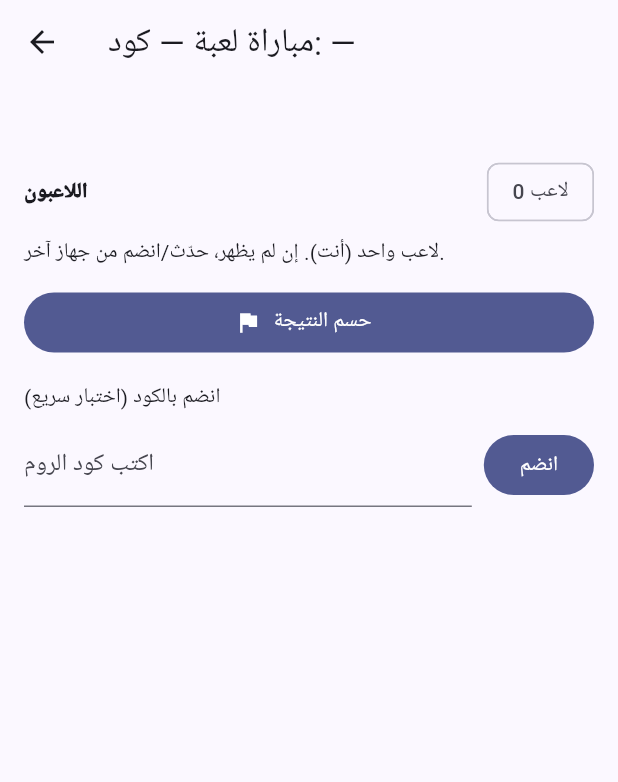
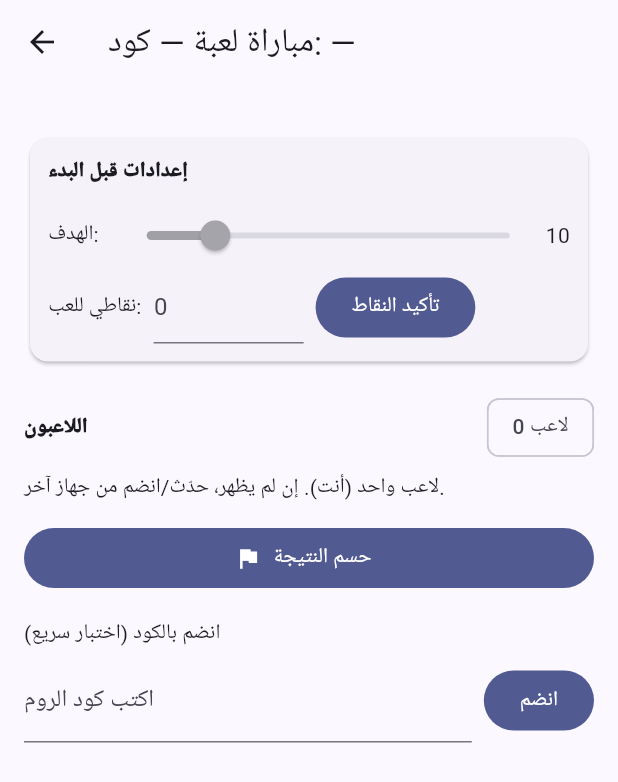
Before and after one commit to enzilyapp-source/inzeli_mvp, a Flutter app: the MatchPage screen opened directly with empty values, on a phone screen of 412 x 824 dp. Shown: the top 782 px of the screen. Run offline on Flutter 3.47's test engine with Material 3 defaults, Android fonts, the light colour scheme and no system bars; our stand-ins replace audioplayers, qr_flutter, shared_preferences; accounts and stored records are empty.

Commit message:
feat: <وصف مختصر للتعديل>

```diff
--- a/lib/pages/match_page.dart
+++ b/lib/pages/match_page.dart
@@ -7,7 +7,7 @@ import '../api_matches.dart';
 
 class MatchPage extends StatefulWidget {
   final AppState app;
-  final Map<String, dynamic>? room; // { code, gameId, players [{user:{id,displayName,email}, userId,..}], hostUserId, ... }
+  final Map<String, dynamic>? room;
   const MatchPage({super.key, required this.app, this.room});
 
   @override
@@ -17,20 +17,15 @@ class MatchPage extends StatefulWidget {
 class _MatchPageState extends State<MatchPage> {
   final _codeCtrl = TextEditingController();
   List<Map<String, dynamic>> players = [];
-  bool loading = false;
-
-  // إعدادات قبل البدء
-  int _target = 10;
-  int _myPoints = 0;
-
-  // اختيار فائز
   String? _winnerUserId;
 
-  // مؤقّت
   Timer? _ticker;
   int _remaining = 0;
   DateTime? _startedAt;
   int? _timerSec;
+
+  int _target = 10;
+  int _myPoints = 0;
 
   @override
   void initState() {
@@ -49,8 +44,6 @@ class _MatchPageState extends State<MatchPage> {
   }
 
   Future<void> _refresh(String code) async {
-    setState(() => loading = true);
-    try {
     final room = await ApiRoom.getRoomByCode(code, token: widget.app.token);
     final p = room['players'];
     if (p is List) players = p.cast<Map<String, dynamic>>();
@@ -58,9 +51,7 @@ class _MatchPageState extends State<MatchPage> {
     final s    = room['startedAt'] as String?;
     _startedAt = s != null ? DateTime.tryParse(s) : null;
     _startTickerIfNeeded();
-    } finally {
-      setState(() => loading = false);
-    }
+    setState(() {});
   }
 
   void _startTickerIfNeeded() {
@@ -85,7 +76,6 @@ class _MatchPageState extends State<MatchPage> {
     final game = (widget.room?['gameId'] ?? widget.app.selectedGame ?? 'لعبة').toString();
     final hostId = widget.room?['hostUserId']?.toString();
     final isHost = widget.app.userId != null && hostId == widget.app.userId;
-    final httpsLink = code.isEmpty ? '' : 'https://inzeli.app/join/$code';
     final onSurface = Theme.of(context).colorScheme.onSurface;
 
     return Scaffold(
@@ -94,7 +84,7 @@ class _MatchPageState extends State<MatchPage> {
         padding: const EdgeInsets.all(16),
         children: [
           if (code.isNotEmpty) ...[
-            Center(child: QrImageView(data: httpsLink, size: 220, backgroundColor: Colors.white)),
+            Center(child: QrImageView(data: 'https://inzeli.app/join/$code', size: 220, backgroundColor: Colors.white)),
             const SizedBox(height: 8),
             SelectableText('كود الروم: $code', textAlign: TextAlign.center),
           ],
@@ -108,8 +98,7 @@ class _MatchPageState extends State<MatchPage> {
             const SizedBox(height: 8),
           ],
 
-          // إعدادات قبل البدء + نقاط للعب
-          if (code.isNotEmpty) Card(
+          Card(
             child: Padding(
               padding: const EdgeInsets.all(12),
               child: Column(crossAxisAlignment: CrossAxisAlignment.stretch, children: [
@@ -162,13 +151,9 @@ class _MatchPageState extends State<MatchPage> {
 
           const SizedBox(height: 16),
 
-          // اللاعبون (بالأسماء) + اختيار فائز
           Row(mainAxisAlignment: MainAxisAlignment.spaceBetween, children: [
             const Text('اللاعبون', style: TextStyle(fontWeight: FontWeight.w900)),
-            Row(children: [
-              if (loading) const SizedBox(width: 16, height: 16, child: CircularProgressIndicator(strokeWidth: 2)),
-              const SizedBox(width: 8), Chip(label: Text('${players.length} لاعب')),
-            ]),
+            Chip(label: Text('${players.length} لاعب')),
           ]),
           const SizedBox(height: 6),
 
@@ -195,7 +180,7 @@ class _MatchPageState extends State<MatchPage> {
             icon: const Icon(Icons.flag),
             label: const Text('حسم النتيجة'),
             onPressed: () async {
-              if (_winnerUserId == null) { _msg('اختاري الفائز أولًا'); return; }
+              if (_winnerUserId == null) { _msg('اختار الفائز أولًا'); return; }
               final losers = players.map((p) => p['userId']?.toString() ?? '')
                   .where((uid) => uid.isNotEmpty && uid != _winnerUserId).toList();
               try {
```
Also changed, not shown: lib/pages/games_page.dart (+5 -4 lines), lib/widgets/room_timer_banner.dart (added, +90 -0 lines). Lines whose indentation alone changed are shown as unchanged.
